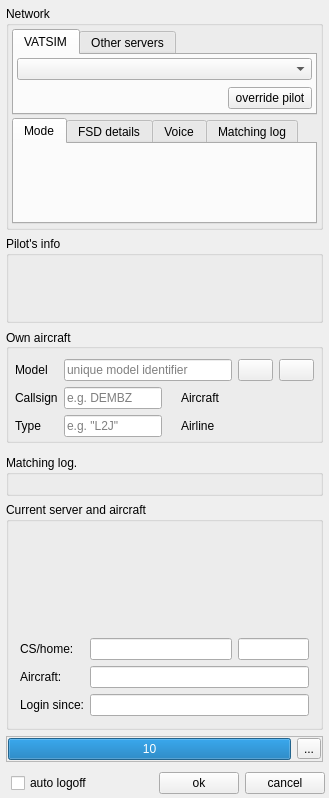
First picture: the form in src/blackgui/components/logincomponent.ui, repository swift-project/pilotclient, before the edit.
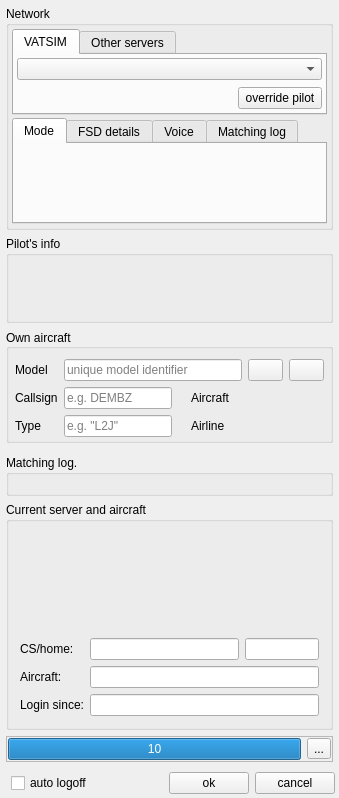
Second picture: the form after the edit. Icons and pictures are not drawn. Custom widgets are drawn as their Qt base class.

```diff
--- a/src/blackgui/components/logincomponent.ui
+++ b/src/blackgui/components/logincomponent.ui
@@ -2,14 +2,6 @@
 <ui version="4.0">
  <class>CLoginComponent</class>
  <widget class="QFrame" name="CLoginComponent">
-  <property name="geometry">
-   <rect>
-    <x>0</x>
-    <y>0</y>
-    <width>329</width>
-    <height>745</height>
-   </rect>
-  </property>
   <property name="windowTitle">
    <string>Login component</string>
   </property>
```
